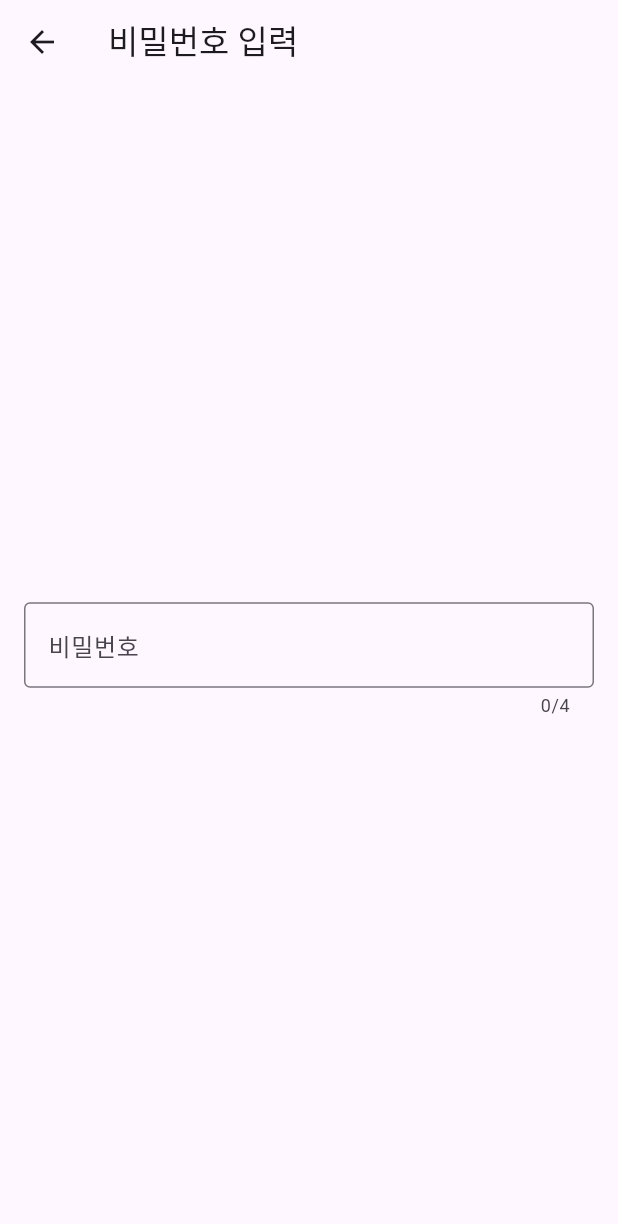
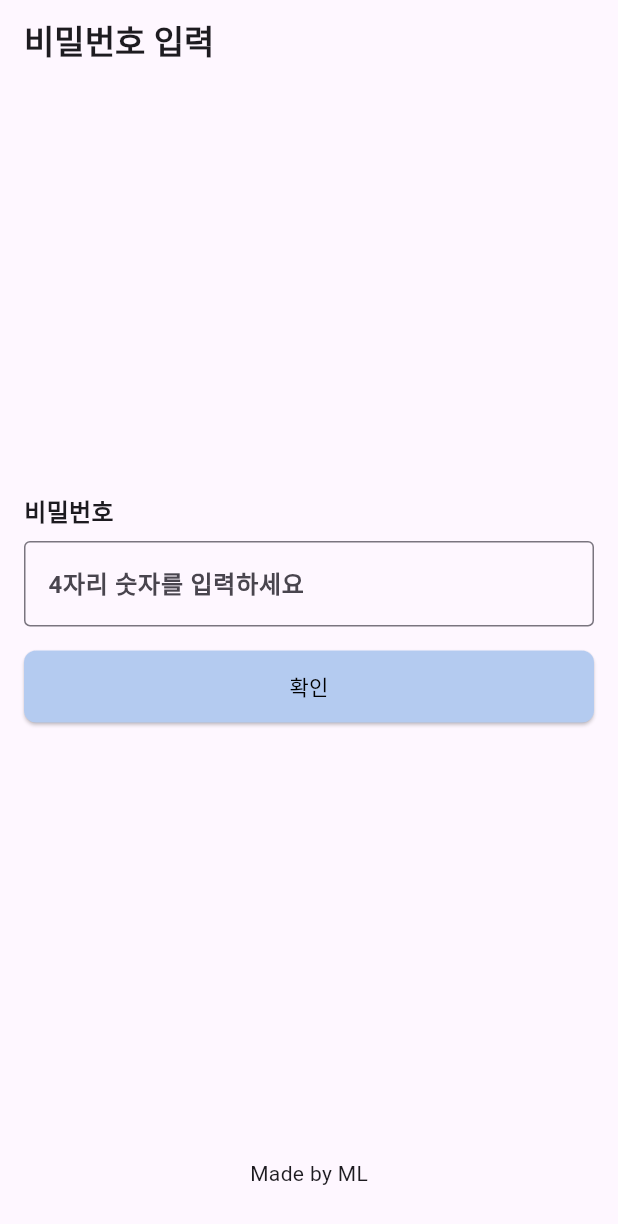
Before and after one commit to mark3lim/manage_meeting, a Flutter app: the LoginPage screen opened directly, on a phone screen of 412 x 824 dp. Shown: the top 1224 px of the screen. Run offline on Flutter 3.47's test engine with Material 3 defaults, Android fonts, the phone set to English and light mode, and no system bars; our stand-ins replace flutter_riverpod.

Commit message:
Made login page and  add commets.

```diff
--- /dev/null
+++ b/lib/LoginPage.dart
@@ -0,0 +1,121 @@
+import 'package:flutter/material.dart';
+import 'package:flutter/services.dart';
+
+/// LoginPage 클래스는 사용자가 비밀번호를 입력하는 화면을 표시하는 StatefulWidget 입니다.
+///
+/// 이 화면은 앱의 보안을 위한 첫 번째 관문 역할을 합니다.
+/// 사용자는 4자리 숫자로 된 비밀번호를 입력해야 합니다.
+class LoginPage extends StatefulWidget {
+  /// LoginPage의 생성자입니다.
+  ///
+  /// [key]는 위젯 트리의 특정 위치에 있는 위젯을 식별하는 데 사용됩니다.
+  const LoginPage({super.key});
+
+  @override
+  State<LoginPage> createState() => _LoginPageState();
+}
+
+/// _LoginPageState 클래스는 LoginPage 위젯의 상태를 관리합니다.
+///
+/// 이 클래스는 비밀번호 입력 필드의 상태, UI 구성 및 관련 로직을 처리합니다.
+class _LoginPageState extends State<LoginPage> {
+  /// 비밀번호 입력을 제어하는 컨트롤러입니다.
+  ///
+  /// 사용자가 입력하는 텍스트를 관리하고, 필드를 지우는 등의 작업을 수행합니다.
+  final TextEditingController _passwordController = TextEditingController();
+
+  /// 위젯이 위젯 트리에서 영구적으로 제거될 때 호출됩니다.
+  ///
+  /// 여기서는 _passwordController를 정리하여 메모리 누수를 방지합니다.
+  @override
+  void dispose() {
+    _passwordController.dispose();
+    super.dispose();
+  }
+
+  /// 화면의 사용자 인터페이스(UI)를 빌드합니다.
+  ///
+  /// 이 메소드는 위젯이 화면에 그려질 때마다 호출됩니다.
+  ///
+  /// @param context 위젯의 위치를 알려주는 BuildContext 객체입니다.
+  /// @return 화면에 표시될 위젯을 반환합니다.
+  @override
+  Widget build(BuildContext context) {
+    // 화면의 높이를 가져옵니다.
+    final screenHeight = MediaQuery.of(context).size.height;
+    // AppBar의 높이를 가져옵니다.
+    final appBarHeight = AppBar().preferredSize.height;
+    // 상태 표시줄의 높이를 가져옵니다.
+    final statusBarHeight = MediaQuery.of(context).padding.top;
+
+    // 비밀번호 입력 필드의 상단 위치를 계산합니다.
+    // 화면 상단에서 40% 위치에서 AppBar와 상태 표시줄 높이를 뺍니다.
+    final passwordFieldTop = screenHeight * 0.40 - appBarHeight - statusBarHeight;
+
+    return Scaffold(
+      appBar: AppBar(
+        title: const Text(
+          '비밀번호 입력',
+          style: TextStyle(fontWeight: FontWeight.bold),
+        ),
+      ),
+      body: Padding(
+        padding: const EdgeInsets.symmetric(horizontal: 16.0),
+        child: Column(
+          crossAxisAlignment: CrossAxisAlignment.start,
+          children: [
+            SizedBox(height: passwordFieldTop > 0 ? passwordFieldTop : 0),
+            const Text(
+              '비밀번호',
+              style: TextStyle(fontSize: 16, fontWeight: FontWeight.bold),
+            ),
+            const SizedBox(height: 8.0),
+            TextField(
+              controller: _passwordController,
+              style: const TextStyle(fontWeight: FontWeight.bold),
+              decoration: const InputDecoration(
+                hintText: '4자리 숫자를 입력하세요',
+                border: OutlineInputBorder(),
+                counterText: '',
+              ),
+              keyboardType: TextInputType.number,
+              inputFormatters: [
+                FilteringTextInputFormatter.digitsOnly,
+              ],
+              maxLength: 4,
+              obscureText: true,
+              enableSuggestions: false,
+              autocorrect: false,
+              autofillHints: null,
+            ),
+            const SizedBox(height: 16.0),
+            SizedBox(
+              width: double.infinity,
+              height: 48,
+              child: ElevatedButton(
+                style: ElevatedButton.styleFrom(
+                  backgroundColor: const Color(0xFFB4CBF0),
+                  foregroundColor: Colors.black,
+                  shape: const RoundedRectangleBorder(
+                    borderRadius: BorderRadius.all(Radius.circular(8)),
+                  ),
+                ),
+                onPressed: () {
+                  // TODO: 비밀번호 확인 로직 구현
+                },
+                child: const Text('확인'),
+              ),
+            ),
+            const Spacer(),
+            const Center(
+              child: Padding(
+                padding: EdgeInsets.only(bottom: 32.0),
+                child: Text('Made by ML'),
+              ),
+            ),
+          ],
+        ),
+      ),
+    );
+  }
+}
--- a/lib/login_page.dart
+++ /dev/null
@@ -1,71 +0,0 @@
-import 'package:flutter/material.dart';
-import 'package:flutter/services.dart';
-
-/// LoginPage 클래스는 비밀번호 입력 화면을 표시하는 StatefulWidget 입니다.
-///
-/// @author marklim
-/// @version 1.0
-class LoginPage extends StatefulWidget {
-  /// LoginPage의 생성자입니다.
-  ///
-  /// [key]는 위젯의 키입니다.
-  const LoginPage({super.key});
-
-  @override
-  State<LoginPage> createState() => _LoginPageState();
-}
-
-/// _LoginPageState 클래스는 LoginPage 위젯의 상태를 관리합니다.
-///
-/// 이 클래스는 비밀번호 입력 필드의 상태와 UI를 빌드합니다.
-///
-/// @author marklim
-/// @version 1.0
-class _LoginPageState extends State<LoginPage> {
-  /// 비밀번호 입력을 위한 TextEditingController 입니다.
-  final TextEditingController _passwordController = TextEditingController();
-
-  /// 위젯이 소멸될 때 컨트롤러를 정리합니다.
-  ///
-  /// @return void
-  @override
-  void dispose() {
-    _passwordController.dispose();
-    super.dispose();
-  }
-
-  /// 화면의 UI를 빌드합니다.
-  ///
-  /// [context]는 현재 위젯의 BuildContext 입니다.
-  /// @return 위젯
-  @override
-  Widget build(BuildContext context) {
-    return Scaffold(
-      appBar: AppBar(
-        title: const Text('비밀번호 입력'),
-      ),
-      body: Padding(
-        padding: const EdgeInsets.all(16.0),
-        child: Column(
-          mainAxisAlignment: MainAxisAlignment.center,
-          children: [
-            TextField(
-              controller: _passwordController,
-              decoration: const InputDecoration(
-                labelText: '비밀번호',
-                hintText: '4자리 숫자를 입력하세요',
-                border: OutlineInputBorder(),
-              ),
-              keyboardType: TextInputType.number,
-              inputFormatters: [
-                FilteringTextInputFormatter.digitsOnly,
-              ],
-              maxLength: 4,
-              obscureText: true,
-            ),
-          ],
-        ),
-      ),
-    );
-  }
-}
```
Also changed, not shown: lib/main.dart (+82 -9 lines).
